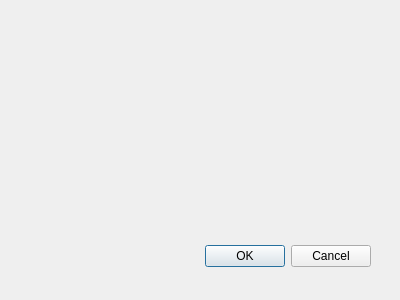
First picture: the form in CAMan/make_crl_policy_dlg.ui, repository jykim74/CertMan, before the edit.
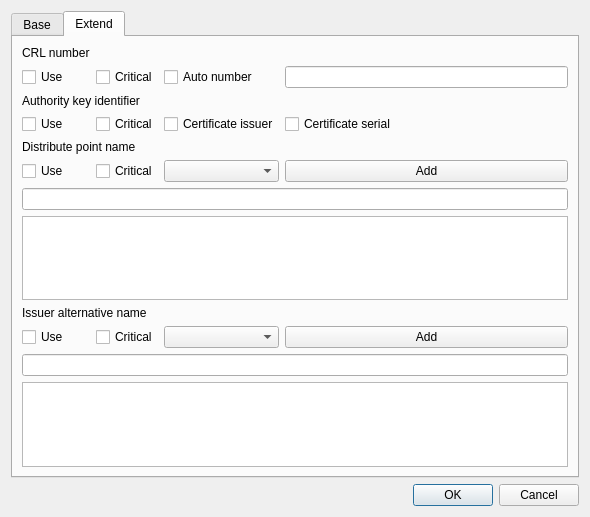
Second picture: the form after the edit.

Diff of the .ui file:
```diff
--- a/CAMan/make_crl_policy_dlg.ui
+++ b/CAMan/make_crl_policy_dlg.ui
@@ -8,29 +8,306 @@
    <rect>
     <x>0</x>
     <y>0</y>
-    <width>400</width>
-    <height>300</height>
+    <width>590</width>
+    <height>517</height>
    </rect>
   </property>
   <property name="windowTitle">
    <string>Dialog</string>
   </property>
-  <widget class="QDialogButtonBox" name="buttonBox">
-   <property name="geometry">
-    <rect>
-     <x>30</x>
-     <y>240</y>
-     <width>341</width>
-     <height>32</height>
-    </rect>
-   </property>
-   <property name="orientation">
-    <enum>Qt::Horizontal</enum>
-   </property>
-   <property name="standardButtons">
-    <set>QDialogButtonBox::Cancel|QDialogButtonBox::Ok</set>
-   </property>
-  </widget>
+  <layout class="QVBoxLayout" name="verticalLayout">
+   <item>
+    <spacer name="verticalSpacer_3">
+     <property name="orientation">
+      <enum>Qt::Vertical</enum>
+     </property>
+     <property name="sizeHint" stdset="0">
+      <size>
+       <width>20</width>
+       <height>40</height>
+      </size>
+     </property>
+    </spacer>
+   </item>
+   <item>
+    <widget class="QTabWidget" name="tabWidget">
+     <property name="currentIndex">
+      <number>1</number>
+     </property>
+     <widget class="QWidget" name="tab">
+      <attribute name="title">
+       <string>Base</string>
+      </attribute>
+      <layout class="QGridLayout" name="gridLayout">
+       <item row="1" column="0">
+        <widget class="QLabel" name="label_2">
+         <property name="text">
+          <string>CRL Type</string>
+         </property>
+        </widget>
+       </item>
+       <item row="3" column="0">
+        <widget class="QLabel" name="label_4">
+         <property name="text">
+          <string>CRL period</string>
+         </property>
+        </widget>
+       </item>
+       <item row="4" column="2">
+        <widget class="QLabel" name="label_7">
+         <property name="text">
+          <string>Valid days</string>
+         </property>
+        </widget>
+       </item>
+       <item row="2" column="2">
+        <widget class="QLabel" name="label_6">
+         <property name="text">
+          <string>Hash</string>
+         </property>
+        </widget>
+       </item>
+       <item row="2" column="1">
+        <widget class="QComboBox" name="comboBox"/>
+       </item>
+       <item row="5" column="0">
+        <widget class="QLabel" name="label_5">
+         <property name="text">
+          <string>This Update</string>
+         </property>
+        </widget>
+       </item>
+       <item row="0" column="1" colspan="4">
+        <widget class="QLineEdit" name="lineEdit"/>
+       </item>
+       <item row="4" column="0" colspan="2">
+        <widget class="QCheckBox" name="checkBox">
+         <property name="text">
+          <string>Use from now</string>
+         </property>
+        </widget>
+       </item>
+       <item row="0" column="0">
+        <widget class="QLabel" name="label">
+         <property name="text">
+          <string>Name</string>
+         </property>
+        </widget>
+       </item>
+       <item row="2" column="0">
+        <widget class="QLabel" name="label_3">
+         <property name="text">
+          <string>Version</string>
+         </property>
+        </widget>
+       </item>
+       <item row="5" column="4">
+        <widget class="QDateTimeEdit" name="dateTimeEdit_2"/>
+       </item>
+       <item row="5" column="2">
+        <widget class="QLabel" name="label_8">
+         <property name="text">
+          <string>Next Update</string>
+         </property>
+        </widget>
+       </item>
+       <item row="2" column="4">
+        <widget class="QComboBox" name="comboBox_2"/>
+       </item>
+       <item row="5" column="1">
+        <widget class="QDateTimeEdit" name="dateTimeEdit"/>
+       </item>
+       <item row="4" column="3" colspan="2">
+        <widget class="QLineEdit" name="lineEdit_2"/>
+       </item>
+       <item row="6" column="1">
+        <spacer name="verticalSpacer">
+         <property name="orientation">
+          <enum>Qt::Vertical</enum>
+         </property>
+         <property name="sizeHint" stdset="0">
+          <size>
+           <width>20</width>
+           <height>40</height>
+          </size>
+         </property>
+        </spacer>
+       </item>
+      </layout>
+     </widget>
+     <widget class="QWidget" name="tab_2">
+      <attribute name="title">
+       <string>Extend</string>
+      </attribute>
+      <layout class="QGridLayout" name="gridLayout_2">
+       <item row="0" column="0">
+        <widget class="QLabel" name="label_9">
+         <property name="text">
+          <string>CRL number</string>
+         </property>
+        </widget>
+       </item>
+       <item row="9" column="0">
+        <widget class="QCheckBox" name="checkBox_5">
+         <property name="text">
+          <string>Use</string>
+         </property>
+        </widget>
+       </item>
+       <item row="1" column="0">
+        <widget class="QCheckBox" name="checkBox_2">
+         <property name="text">
+          <string>Use</string>
+         </property>
+        </widget>
+       </item>
+       <item row="5" column="0">
+        <widget class="QCheckBox" name="checkBox_4">
+         <property name="text">
+          <string>Use</string>
+         </property>
+        </widget>
+       </item>
+       <item row="1" column="1">
+        <widget class="QCheckBox" name="checkBox_6">
+         <property name="text">
+          <string>Critical</string>
+         </property>
+        </widget>
+       </item>
+       <item row="1" column="2">
+        <widget class="QCheckBox" name="checkBox_7">
+         <property name="text">
+          <string>Auto number</string>
+         </property>
+        </widget>
+       </item>
+       <item row="3" column="0">
+        <widget class="QCheckBox" name="checkBox_3">
+         <property name="text">
+          <string>Use</string>
+         </property>
+        </widget>
+       </item>
+       <item row="12" column="0">
+        <spacer name="verticalSpacer_2">
+         <property name="orientation">
+          <enum>Qt::Vertical</enum>
+         </property>
+         <property name="sizeHint" stdset="0">
+          <size>
+           <width>20</width>
+           <height>40</height>
+          </size>
+         </property>
+        </spacer>
+       </item>
+       <item row="1" column="3">
+        <widget class="QLineEdit" name="lineEdit_5"/>
+       </item>
+       <item row="3" column="1">
+        <widget class="QCheckBox" name="checkBox_8">
+         <property name="text">
+          <string>Critical</string>
+         </property>
+        </widget>
+       </item>
+       <item row="3" column="2">
+        <widget class="QCheckBox" name="checkBox_9">
+         <property name="text">
+          <string>Certificate issuer</string>
+         </property>
+        </widget>
+       </item>
+       <item row="3" column="3">
+        <widget class="QCheckBox" name="checkBox_10">
+         <property name="text">
+          <string>Certificate serial</string>
+         </property>
+        </widget>
+       </item>
+       <item row="5" column="1">
+        <widget class="QCheckBox" name="checkBox_11">
+         <property name="text">
+          <string>Critical</string>
+         </property>
+        </widget>
+       </item>
+       <item row="5" column="2">
+        <widget class="QComboBox" name="comboBox_3"/>
+       </item>
+       <item row="5" column="3">
+        <widget class="QPushButton" name="pushButton">
+         <property name="text">
+          <string>Add</string>
+         </property>
+        </widget>
+       </item>
+       <item row="9" column="1">
+        <widget class="QCheckBox" name="checkBox_12">
+         <property name="text">
+          <string>Critical</string>
+         </property>
+        </widget>
+       </item>
+       <item row="9" column="2">
+        <widget class="QComboBox" name="comboBox_4"/>
+       </item>
+       <item row="9" column="3">
+        <widget class="QPushButton" name="pushButton_2">
+         <property name="text">
+          <string>Add</string>
+         </property>
+        </widget>
+       </item>
+       <item row="6" column="0" colspan="4">
+        <widget class="QLineEdit" name="lineEdit_3"/>
+       </item>
+       <item row="7" column="0" colspan="4">
+        <widget class="QTableWidget" name="tableWidget"/>
+       </item>
+       <item row="10" column="0" colspan="4">
+        <widget class="QLineEdit" name="lineEdit_4"/>
+       </item>
+       <item row="11" column="0" colspan="4">
+        <widget class="QTableWidget" name="tableWidget_2"/>
+       </item>
+       <item row="2" column="0" colspan="2">
+        <widget class="QLabel" name="label_10">
+         <property name="text">
+          <string>Authority key identifier</string>
+         </property>
+        </widget>
+       </item>
+       <item row="4" column="0" colspan="2">
+        <widget class="QLabel" name="label_11">
+         <property name="text">
+          <string>Distribute point name</string>
+         </property>
+        </widget>
+       </item>
+       <item row="8" column="0" colspan="2">
+        <widget class="QLabel" name="label_12">
+         <property name="text">
+          <string>Issuer alternative name</string>
+         </property>
+        </widget>
+       </item>
+      </layout>
+     </widget>
+    </widget>
+   </item>
+   <item>
+    <widget class="QDialogButtonBox" name="buttonBox">
+     <property name="orientation">
+      <enum>Qt::Horizontal</enum>
+     </property>
+     <property name="standardButtons">
+      <set>QDialogButtonBox::Cancel|QDialogButtonBox::Ok</set>
+     </property>
+    </widget>
+   </item>
+  </layout>
  </widget>
  <pixmapfunction/>
  <resources/>
```
Left out of the diff: 5 changed lines with no effect on the pictures.
